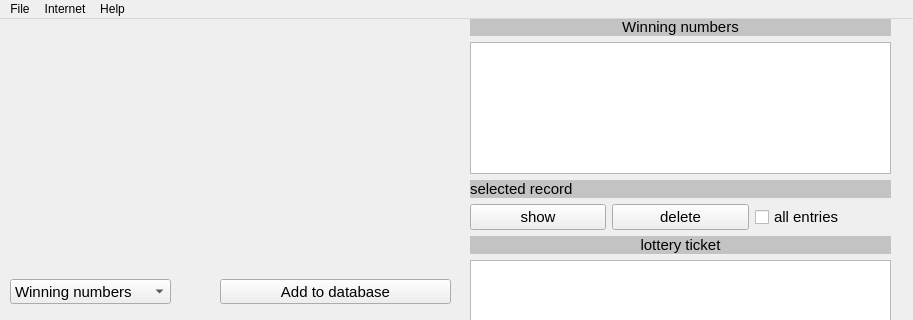
First picture: the form in lotto/gui/lotto_dateneing.ui, repository MarkusHackspacher/pyLottoverwaltung, before the edit; both pictures show x 0 to 913 and y 0 to 320 of the 913 by 564 pixel window.
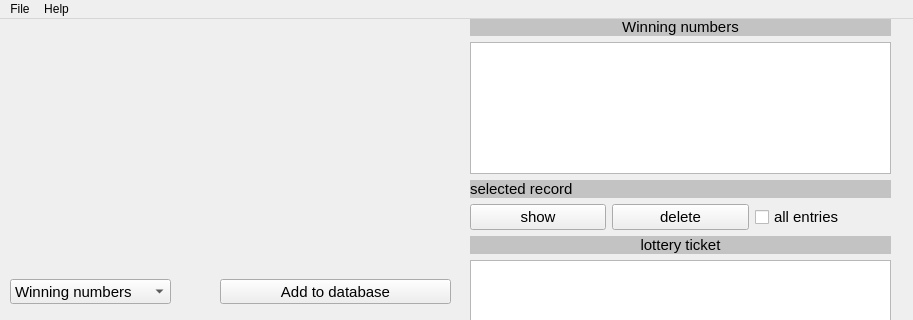
Second picture: the form after the edit. Icons and pictures are not drawn.

What changed in the file:
```diff
--- a/lotto/gui/lotto_dateneing.ui
+++ b/lotto/gui/lotto_dateneing.ui
@@ -646,17 +646,7 @@
     <addaction name="actionGo_to_the_website"/>
     <addaction name="actionInfo"/>
    </widget>
-   <widget class="QMenu" name="menuInternet">
-    <property name="title">
-     <string>Internet</string>
-    </property>
-    <addaction name="actionDaten_von_lotto_de"/>
-    <addaction name="actionDaten_von_lottozahlenonline_de_2010_2013"/>
-    <addaction name="actionDaten_von_lottozahlenonline_de_2000_2004"/>
-    <addaction name="actionDaten_von_lottozahlenonline_de_2005_2009"/>
-   </widget>
    <addaction name="menuDatei"/>
-   <addaction name="menuInternet"/>
    <addaction name="menuHilfe"/>
   </widget>
   <widget class="QStatusBar" name="statusbar"/>
```
Left out of the diff: 2 changed lines with no effect on the pictures.
